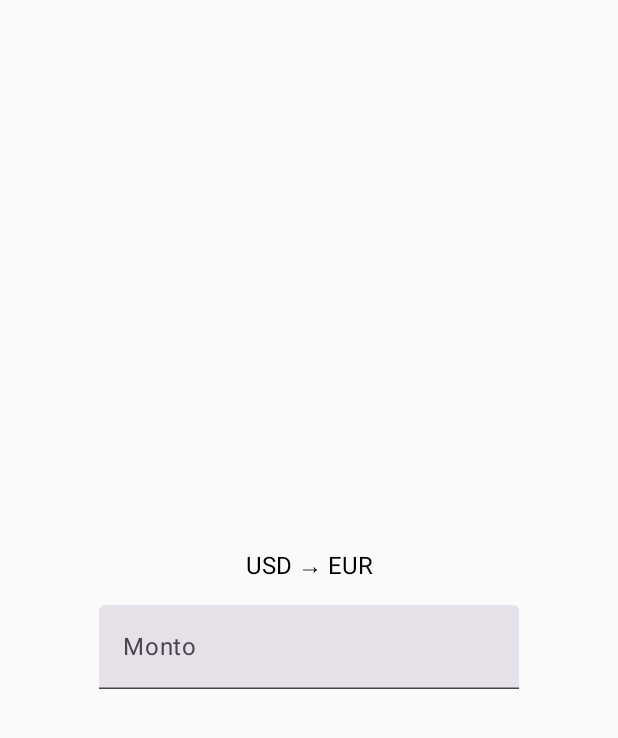
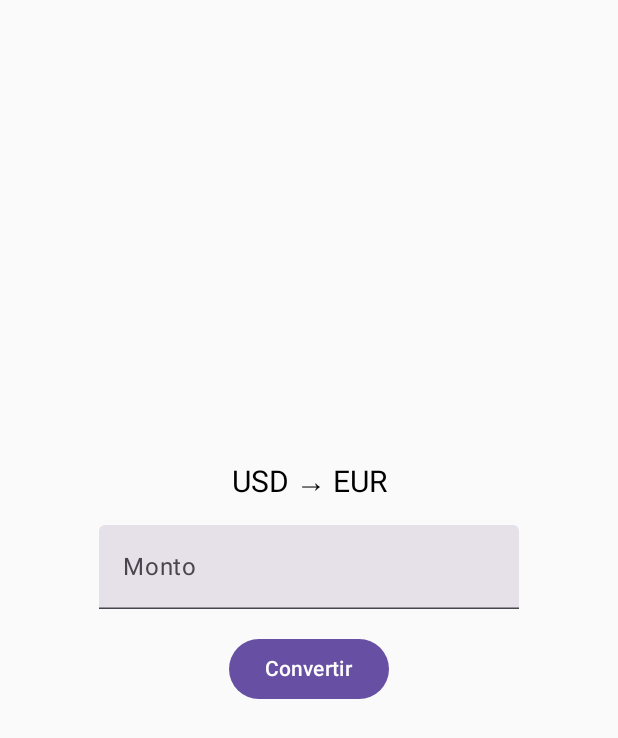
Before and after one commit to AbzaelRodriguez18/Proyecto, an Android app built with Jetpack Compose: the screen it shows after launch (MainActivity), on a phone screen of 412 x 824 dp. Shown: the top 738 px of the screen. Run offline under Robolectric (Android 15) with nearby library versions, the phone set to English and light mode, and no system bars.

Commit message:
segundo commit

```diff
--- a/app/src/main/java/com/example/proyecto_personal/MainActivity.kt
+++ b/app/src/main/java/com/example/proyecto_personal/MainActivity.kt
@@ -10,7 +10,10 @@ import androidx.compose.ui.Alignment
 import androidx.compose.ui.Modifier
 import androidx.compose.ui.unit.dp
 import androidx.compose.ui.unit.sp
-
+import kotlinx.coroutines.Dispatchers
+import kotlinx.coroutines.launch
+import org.json.JSONObject
+import java.net.URL
 
 class MainActivity : ComponentActivity() {
     override fun onCreate(savedInstanceState: Bundle?) {
@@ -20,8 +23,9 @@ class MainActivity : ComponentActivity() {
 }
 @Composable
 fun Conversor() {
-    var cantidad by remember { mutableStateOf("") }
-
+    var Monto by remember { mutableStateOf("") }
+    var resultado by remember { mutableStateOf("") }
+    val investigador = rememberCoroutineScope()
 
     Column(
         modifier = Modifier
@@ -31,14 +35,37 @@ fun Conversor() {
         horizontalAlignment = Alignment.CenterHorizontally
     ) {
         Text("USD → EUR",
-            fontSize = 16.sp)
+            fontSize = 20.sp)
 
         Spacer(Modifier.height(16.dp))
         TextField(
-            value = cantidad,
-            onValueChange = { cantidad = it },
+            value = Monto,
+            onValueChange = { Monto = it },
             label = { Text("Monto") })
 
+        Spacer(Modifier.height(16.dp))
+        Button(onClick = {
+            val dinero = Monto.toDoubleOrNull() ?: 0.0
+            if (dinero > 0) {
+                resultado = "Convirtiendo..."
+                investigador.launch(Dispatchers.IO) {
+                    try {
+                        val json = URL("https://api.frankfurter.app/latest?from=USD&to=EUR")
+                            .readText()
+                        val diferencia = JSONObject(json).getJSONObject("rates").getDouble("EUR")
+                        resultado = "%.2f USD = %.2f EUR".format(dinero, dinero * diferencia)
+                    } catch (e: Exception) {
+                        resultado = "Error al conectar "
+                    }
+                }
+            } else {
+                resultado = "Monto inválido"
+            }
+        }) {
+            Text("Convertir")
+        }
 
+        Spacer(Modifier.height(24.dp))
+        Text(resultado, fontSize = 20.sp)
     }
 }
```
